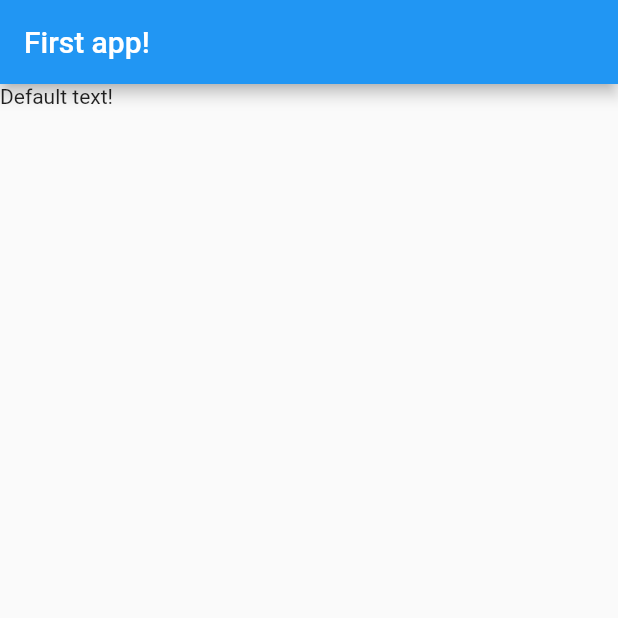
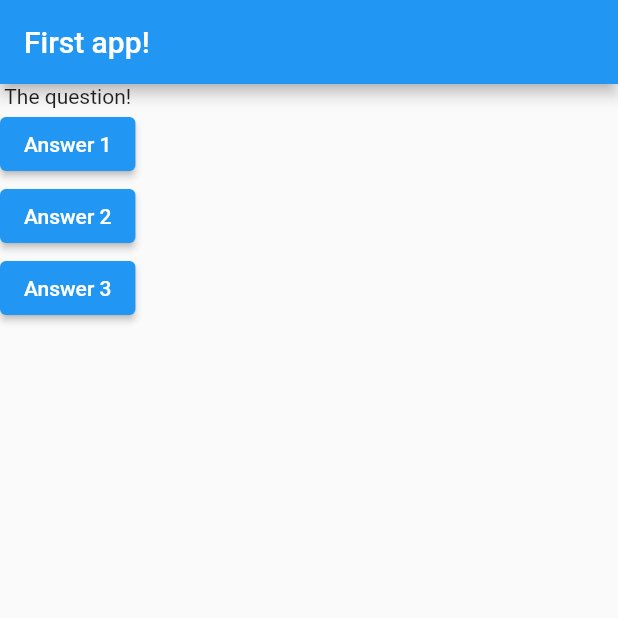
Before and after one commit to bullshitman/flutter_complete_guide, a Flutter app: the screen it shows after launch, on a phone screen of 412 x 824 dp, the top half of it. Run offline on Flutter 3.47's test engine with Material 2 defaults, Android fonts, the phone set to English and light mode, and no system bars; missing offline and left inert: dart:ffi.

Commit message:
buttons and functions

```diff
--- a/lib/main.dart
+++ b/lib/main.dart
@@ -1,3 +1,5 @@
+import 'dart:ffi';
+
 import 'package:flutter/material.dart';
 
 void main() => runApp(MyApp());
@@ -5,15 +7,42 @@ void main() => runApp(MyApp());
 //
 
 class MyApp extends StatelessWidget {
+  void answerQuestion() {
+    print('Answer chosen!');
+  }
+
   @override
   Widget build(BuildContext context) {
+    var questions = [
+      'What\'s your favorite color',
+      'What\'s your favorite animal'
+    ];
     return MaterialApp(
       home: SafeArea(
         child: Scaffold(
           appBar: AppBar(
             title: Text('First app!'),
           ),
-          body: Text('Default text!'),
+          body: Column(
+            children: [
+              Text('The question!'),
+              ElevatedButton(
+                onPressed: answerQuestion,
+                child: Text('Answer 1'),
+              ),
+              ElevatedButton(
+                onPressed: () => print('Answer 2 chosen'),
+                child: Text('Answer 2'),
+              ),
+              ElevatedButton(
+                onPressed: () {
+                  //
+                  print('Answer 3 chosen');
+                },
+                child: Text('Answer 3'),
+              ),
+            ],
+          ),
         ),
       ),
     );
```
